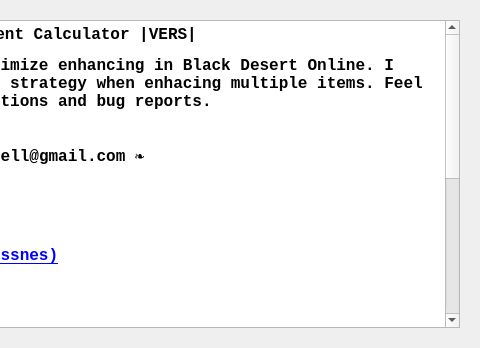
Before: the Qt Designer form Forms/dlg_About.ui in Graveflo/BDO_Enhancement_Tool, drawn with Qt 5; both pictures show x 402 to 882 and y 0 to 348 of the 882 by 348 pixel window.
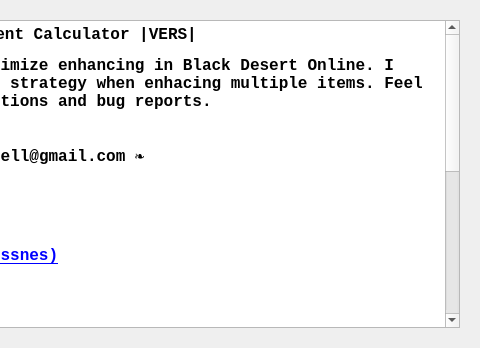
After: the same form once the commit is applied. Icons and pictures are not drawn.

```diff
--- a/Forms/dlg_About.ui
+++ b/Forms/dlg_About.ui
@@ -61,6 +61,7 @@
 &lt;p style=&quot; margin-top:12px; margin-bottom:12px; margin-left:0px; margin-right:0px; -qt-block-indent:0; text-indent:0px;&quot;&gt;&lt;span style=&quot; font-family:'Courier New';&quot;&gt;d3lak (GitHub)&lt;/span&gt;&lt;/p&gt;
 &lt;p style=&quot; margin-top:12px; margin-bottom:12px; margin-left:0px; margin-right:0px; -qt-block-indent:0; text-indent:0px;&quot;&gt;&lt;span style=&quot; font-family:'Courier New';&quot;&gt;hiLLo612 (BDO)&lt;/span&gt;&lt;/p&gt;
 &lt;p style=&quot; margin-top:12px; margin-bottom:12px; margin-left:0px; margin-right:0px; -qt-block-indent:0; text-indent:0px;&quot;&gt;&lt;span style=&quot; font-family:'Courier New';&quot;&gt;Tsukigato (reddit)&lt;/span&gt;&lt;/p&gt;
+&lt;p style=&quot; margin-top:12px; margin-bottom:12px; margin-left:0px; margin-right:0px; -qt-block-indent:0; text-indent:0px;&quot;&gt;&lt;span style=&quot; font-family:'Courier New';&quot;&gt;Papi Caliente (Discord)&lt;/span&gt;&lt;/p&gt;
 &lt;p style=&quot; margin-top:12px; margin-bottom:12px; margin-left:0px; margin-right:0px; -qt-block-indent:0; text-indent:0px;&quot;&gt;&lt;span style=&quot; font-family:'Courier New';&quot;&gt;&lt;br /&gt;Inspiration: (&lt;/span&gt;&lt;a href=&quot;https://docs.google.com/spreadsheets/d/1WzAeIFslcWhZ-TudUTrvt4S6ejGF8Uo5FwVqNivfHK0/edit#gid=0&quot;&gt;&lt;span style=&quot; font-family:'Courier New'; text-decoration: underline; color:#0000ff;&quot;&gt;https://docs.google.com/spreadsheets/d/1WzAeIFslcWhZ-TudUTrvt4S6ejGF8Uo5FwVqNivfHK0/edit#gid=0&lt;/span&gt;&lt;/a&gt;&lt;span style=&quot; font-family:'Courier New';&quot;&gt;)&lt;br /&gt;Data tables: (&lt;/span&gt;&lt;a href=&quot;https://docs.google.com/spreadsheets/d/1folCDSzYD8JQMT9tJHxJtmwy9CXVAO3SQegdESQKLk4&quot;&gt;&lt;span style=&quot; font-family:'Courier New'; text-decoration: underline; color:#0000ff;&quot;&gt;https://docs.google.com/spreadsheets/d/1folCDSzYD8JQMT9tJHxJtmwy9CXVAO3SQegdESQKLk4)&lt;/span&gt;&lt;/a&gt;&lt;br /&gt;&lt;br /&gt;&lt;/p&gt;&lt;/body&gt;&lt;/html&gt;</string>
         </property>
        </widget>
```
